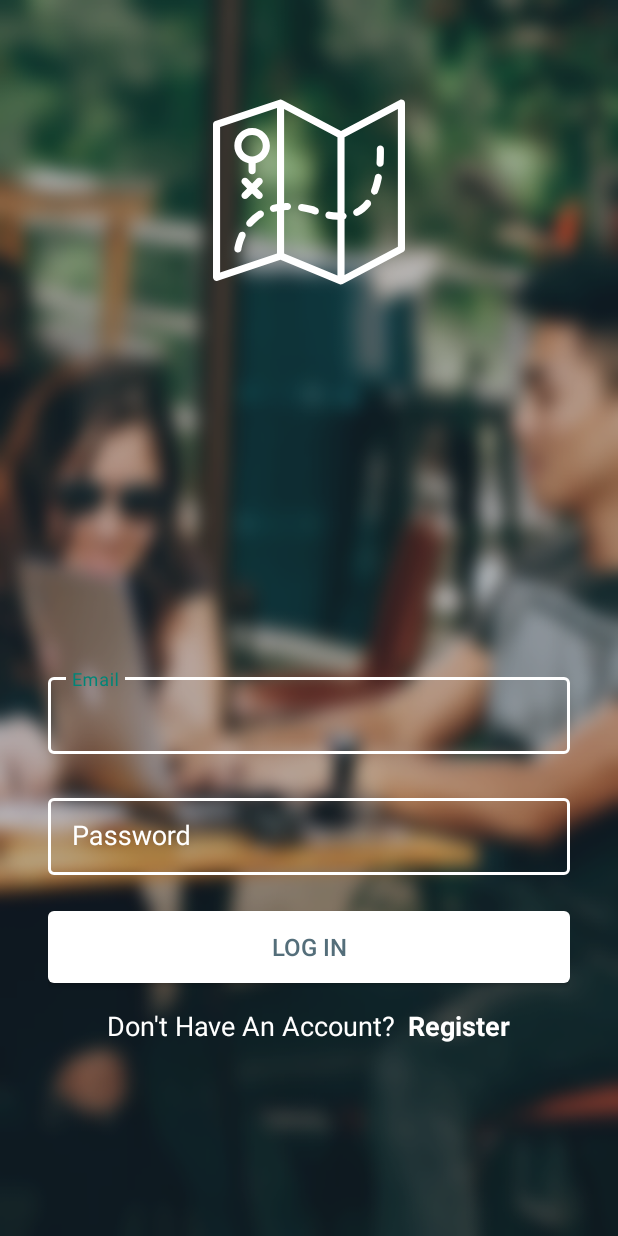
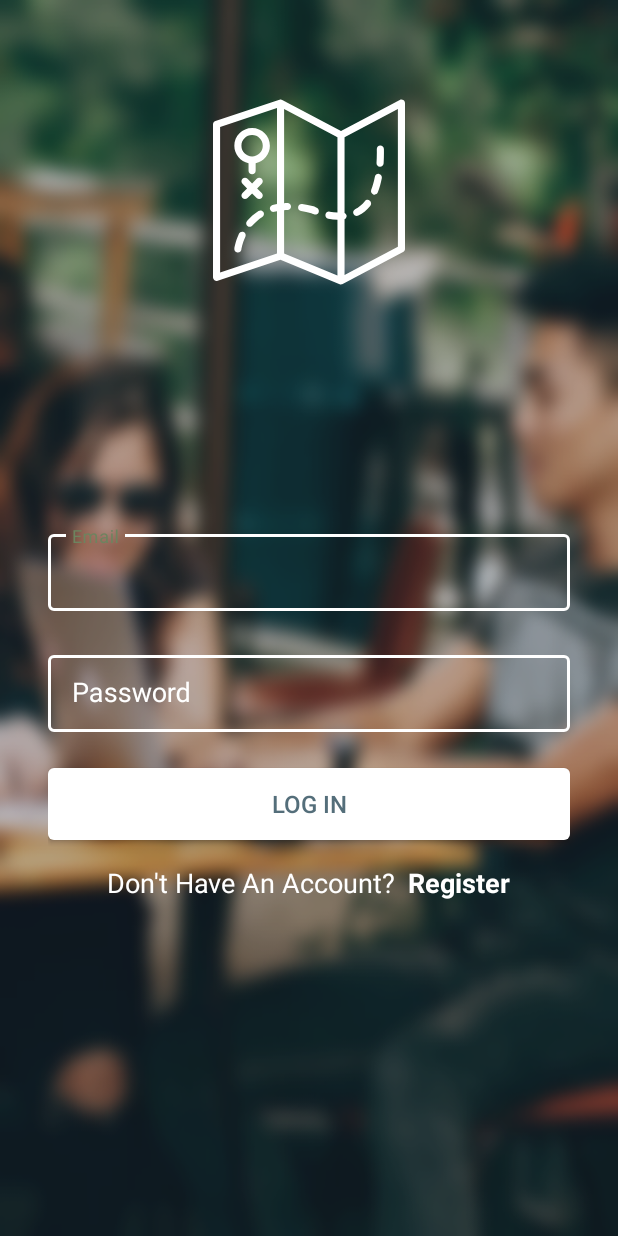
Before and after one commit to ZeyadOsama/SoleekLabTask, an Android app: the screen it shows after launch (LoginActivity), on a phone screen of 412 x 824 dp. Run offline under Robolectric (Android 15) with nearby library versions, the phone set to English and light mode, and no system bars; our stand-ins replace ButterKnife, Firebase (no records; nobody signed in at launch, a user with empty details on screens opened directly); pictures from the network do not load.

```diff
--- a/app/build.gradle
+++ b/app/build.gradle
@@ -43,6 +43,9 @@ dependencies {
     implementation 'com.google.android.gms:play-services-auth:16.0.1'
     implementation 'com.facebook.android:facebook-login:5.0.1'
 
+    // GSON Converter
+    implementation 'com.squareup.retrofit2:retrofit:2.5.0'
+    implementation 'com.squareup.retrofit2:converter-gson:2.5.0'
 
     // butter knife
     implementation 'com.jakewharton:butterknife:10.1.0'
--- /dev/null
+++ b/app/src/main/java/com/zeyad/soleeklabtask/datamanagers/CountryDataManager.java
@@ -0,0 +1,71 @@
+package com.zeyad.soleeklabtask.datamanagers;
+
+import android.content.res.Resources;
+import android.util.Log;
+
+import androidx.annotation.NonNull;
+import androidx.lifecycle.MutableLiveData;
+
+import com.zeyad.soleeklabtask.R;
+import com.zeyad.soleeklabtask.model.Country;
+import com.zeyad.soleeklabtask.utils.LogMessages;
+
+import java.util.ArrayList;
+
+import retrofit2.Call;
+import retrofit2.Callback;
+import retrofit2.Response;
+import retrofit2.Retrofit;
+import retrofit2.converter.gson.GsonConverterFactory;
+import retrofit2.http.GET;
+
+public class CountryDataManager {
+
+    /**
+     * Class tag
+     */
+    private String TAG = CountryDataManager.class.getSimpleName();
+
+    private MutableLiveData<ArrayList<Country>> countriesList;
+
+    public CountryDataManager() {
+        countriesList = new MutableLiveData<>();
+    }
+
+    /**
+     * loads countries from given API
+     *
+     * @return list of countries
+     */
+    public MutableLiveData<ArrayList<Country>> load() {
+        Retrofit retrofit = new Retrofit.Builder()
+                .baseUrl("https://restcountries.eu/rest/v2/")
+                .addConverterFactory(GsonConverterFactory.create())
+                .build();
+
+        CountriesAPI countriesAPI = retrofit.create(CountriesAPI.class);
+        Call<ArrayList<Country>> call = countriesAPI.getCountriesNames();
+        call.enqueue(new Callback<ArrayList<Country>>() {
+            @Override
+            public void onResponse(@NonNull Call<ArrayList<Country>> call, @NonNull Response<ArrayList<Country>> response) {
+                Log.d(TAG, LogMessages.SUCCEEDED);
+                countriesList.setValue(response.body());
+            }
+
+            @Override
+            public void onFailure(@NonNull Call<ArrayList<Country>> call, @NonNull Throwable throwable) {
+                Log.e(TAG, LogMessages.FAILED + throwable.toString());
+            }
+        });
+        return countriesList;
+    }
+
+    /**
+     * API Interface
+     */
+    private interface CountriesAPI {
+
+        @GET("all?fields=name")
+        Call<ArrayList<Country>> getCountriesNames();
+    }
+}
--- /dev/null
+++ b/app/src/main/java/com/zeyad/soleeklabtask/viewmodels/CountryViewModel.java
@@ -0,0 +1,22 @@
+package com.zeyad.soleeklabtask.viewmodels;
+
+import androidx.lifecycle.LiveData;
+import androidx.lifecycle.ViewModel;
+
+import com.zeyad.soleeklabtask.datamanagers.CountryDataManager;
+import com.zeyad.soleeklabtask.model.Country;
+
+import java.util.ArrayList;
+
+public class CountryViewModel extends ViewModel {
+
+    private CountryDataManager countryDataManager;
+
+    public CountryViewModel() {
+        countryDataManager = new CountryDataManager();
+    }
+
+    public LiveData<ArrayList<Country>> get() {
+        return countryDataManager.load();
+    }
+}
--- a/app/src/main/java/com/zeyad/soleeklabtask/views/MainActivity.java
+++ b/app/src/main/java/com/zeyad/soleeklabtask/views/MainActivity.java
@@ -14,61 +14,53 @@ import android.view.MenuItem;
 import com.google.firebase.auth.FirebaseAuth;
 import com.google.firebase.auth.FirebaseUser;
 import com.zeyad.soleeklabtask.R;
+import com.zeyad.soleeklabtask.model.Country;
+import com.zeyad.soleeklabtask.viewmodels.CountryViewModel;
+import com.zeyad.soleeklabtask.views.adapters.CountryRecyclerAdapter;
 
 import java.util.ArrayList;
 
+import butterknife.BindView;
+import butterknife.ButterKnife;
+import butterknife.OnClick;
+
 public class MainActivity extends AppCompatActivity {
 
-    private RecyclerView rvCountries;
-//    private CountriesViewModel countriesViewModel;
-    private FirebaseAuth mAuth;
+    @BindView(R.id.activity_main_rv_countries)
+    RecyclerView rvCountries;
+
+    private FirebaseAuth authentication;
 
     @Override
     protected void onCreate(Bundle savedInstanceState) {
         super.onCreate(savedInstanceState);
         setContentView(R.layout.activity_main);
+        ButterKnife.bind(this);
 
-//        init();
+        initViewModel();
     }
 
-//    private void init() {
-//        rvCountries = findViewById(R.id.rv_countries);
-//        rvCountries.setLayoutManager(new LinearLayoutManager(this));
-//        rvCountries.setHasFixedSize(true);
-//
-//        countriesViewModel = ViewModelProviders.of(this).get(CountriesViewModel.class);
-//        countriesViewModel.getCountries().observe(this, new Observer<ArrayList<Country>>() {
-//            @Override
-//            public void onChanged(ArrayList<Country> countries) {
-//                rvCountries.setAdapter(new CountriesRecyclerAdapter(countries, HomeActivity.this));
-//
-//            }
-//        });
-//    }
+    private void initViewModel() {
+        rvCountries.setLayoutManager(new LinearLayoutManager(this));
+        rvCountries.setHasFixedSize(true);
+
+        CountryViewModel countryViewModel = ViewModelProviders.of(this).get(CountryViewModel.class);
+        countryViewModel.get().observe(this,
+                countries -> rvCountries.setAdapter(new CountryRecyclerAdapter(countries, MainActivity.this)));
+    }
 
     @Override
     protected void onStart() {
         super.onStart();
-
-        mAuth = FirebaseAuth.getInstance();
-        FirebaseUser currentUser = mAuth.getCurrentUser();
+        authentication = FirebaseAuth.getInstance();
+        FirebaseUser currentUser = authentication.getCurrentUser();
         if (currentUser == null)
             startActivity(new Intent(MainActivity.this, LoginActivity.class));
     }
 
-//    @Override
-//    public boolean onCreateOptionsMenu(Menu menu) {
-//        getMenuInflater().inflate(R.menu.main_menu, menu);
-//        return true;
-//    }
-
-//    @Override
-//    public boolean onOptionsItemSelected(MenuItem item) {
-//        if (item.getItemId() == R.id.action_logout) {
-//            mAuth.signOut();
-//            startActivity(new Intent(this, LoginActivity.class));
-//            return true;
-//        }
-//        return super.onOptionsItemSelected(item);
-//    }
+    @OnClick(R.id.activity_main_btn_sign_out)
+    public void signOut() {
+        authentication.signOut();
+        startActivity(new Intent(MainActivity.this, LoginActivity.class));
+    }
 }
--- /dev/null
+++ b/app/src/main/res/drawable-v24/background_rounded_red.xml
@@ -0,0 +1,5 @@
+<?xml version="1.0" encoding="utf-8"?>
+<shape xmlns:android="http://schemas.android.com/apk/res/android">
+    <solid android:color="@color/color_red" />
+    <corners android:radius="@dimen/roundness_half" />
+</shape>
--- a/app/src/main/res/layout/activity_login.xml
+++ b/app/src/main/res/layout/activity_login.xml
@@ -4,7 +4,6 @@
     android:layout_width="match_parent"
     android:layout_height="match_parent"
     android:background="@drawable/login_background"
-    android:padding="@dimen/margin_quad"
     tools:context=".views.LoginActivity">
 
     <ImageView
@@ -13,7 +12,7 @@
         android:layout_height="wrap_content"
         android:layout_alignParentTop="true"
         android:layout_centerHorizontal="true"
-        android:layout_marginTop="@dimen/margin_quad"
+        android:layout_marginTop="@dimen/margin_oct"
         android:layout_marginBottom="@dimen/margin_quad"
         android:contentDescription="@string/app_name"
         android:src="@drawable/ic_app_logo" />
@@ -21,10 +20,14 @@
     <LinearLayout
         android:layout_width="match_parent"
         android:layout_height="wrap_content"
+        android:layout_below="@+id/activity_login_logo"
         android:layout_alignParentBottom="true"
         android:layout_centerHorizontal="true"
         android:layout_marginBottom="@dimen/margin_oct"
-        android:orientation="vertical">
+        android:gravity="center"
+        android:orientation="vertical"
+        android:paddingStart="@dimen/margin_quad"
+        android:paddingEnd="@dimen/margin_quad">
 
         <com.google.android.material.textfield.TextInputLayout
             style="@style/LoginTextInputEditTextStyle"
--- a/app/src/main/res/values/colors.xml
+++ b/app/src/main/res/values/colors.xml
@@ -1,11 +1,16 @@
 <?xml version="1.0" encoding="utf-8"?>
 <resources xmlns:tools="http://schemas.android.com/tools">
-    <color name="colorPrimary">#008577</color>
-    <color name="colorPrimaryDark">#00574B</color>
-    <color name="colorAccent">#D81B60</color>
+    <color name="colorPrimary">#6D845F</color>
+    <color name="colorPrimaryDark">#486142</color>
+    <color name="colorAccent">#AD895E</color>
+
+
+    <color name="color_background">#EEEEEE</color>
 
     <color name="color_text">#546E7A</color>
     <color name="color_text_secondary_sub">#819CA9</color>
+
+    <color name="color_red">#FF6B6B</color>
 
     <color name="facebook_color">#4A66AD</color>
 
```
Also changed, not shown: app/src/main/java/com/zeyad/soleeklabtask/model/Country.java (added, +17 -0 lines), app/src/main/java/com/zeyad/soleeklabtask/model/User.java (added, +31 -0 lines), app/src/main/java/com/zeyad/soleeklabtask/utils/Constants.java (added, +10 -0 lines), app/src/main/java/com/zeyad/soleeklabtask/utils/LogMessages.java (added, +7 -0 lines), app/src/main/java/com/zeyad/soleeklabtask/views/RegistrationActivity.java (+25 -22 lines), app/src/main/java/com/zeyad/soleeklabtask/views/adapters/CountryRecyclerAdapter.java (added, +60 -0 lines), app/src/main/res/layout/activity_main.xml (+27 -10 lines), app/src/main/res/layout/activity_registration.xml (+9 -5 lines), app/src/main/res/layout/item_country.xml (added, +11 -0 lines), app/src/main/res/values/strings.xml (+8 -0 lines).
